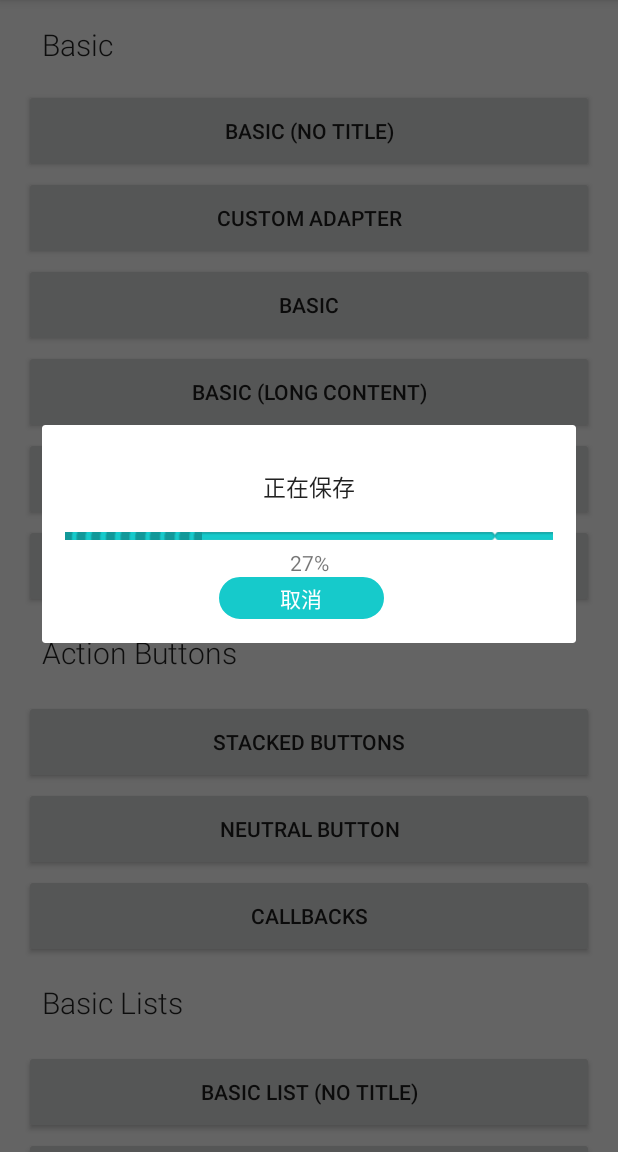
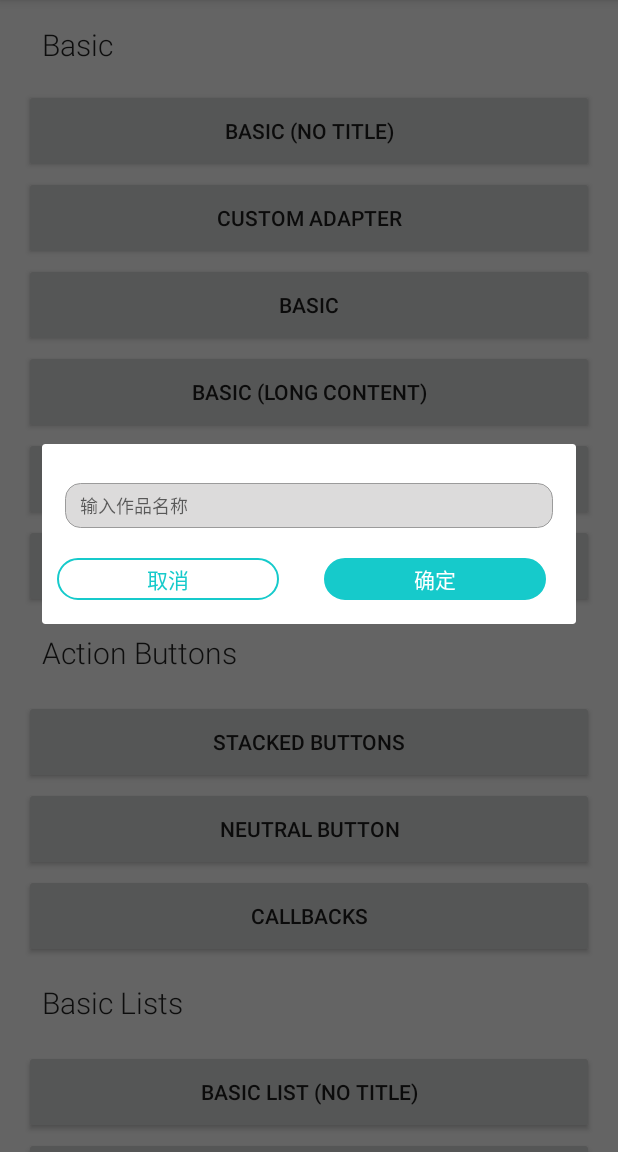
Before and after one commit to gyymz1993/dialogUtils, an Android app: the screen it shows after launch (MainActivity), after a tap on "BASIC (NO TITLE)", on a phone screen of 412 x 824 dp, the part 84-1236 px from its top. Run offline under Robolectric (Android 15) with nearby library versions, the phone set to English and light mode, and no system bars; our stand-ins replace ButterKnife; libraries missing offline, so code that uses them is left out: me.zhanghai.android.

Commit message:
通用diaolog v2.0.2  增加文本输入

```diff
--- a/core/src/main/java/com/afollestad/materialdialogs/DialogInit.java
+++ b/core/src/main/java/com/afollestad/materialdialogs/DialogInit.java
@@ -178,6 +178,14 @@ public class DialogInit {
 
         dialog.tvprogress = dialog.view.findViewById(R.id.id_pro_gress_tv);
         dialog.downloadProgressBar = dialog.view.findViewById(R.id.id_pro_gress);
+
+
+        dialog.editRel = dialog.view.findViewById(R.id.id_ed_ly);
+        dialog.editText = dialog.view.findViewById(R.id.id_ed_content);
+
+        if (builder.isShowEdittext){
+            dialog.editRel.setVisibility(View.VISIBLE);
+        }
 
         //显示自定义进度
         if (builder.isShowDownloadProgress) {
--- a/core/src/main/java/com/afollestad/materialdialogs/OneToucDialog.java
+++ b/core/src/main/java/com/afollestad/materialdialogs/OneToucDialog.java
@@ -41,6 +41,7 @@ import android.widget.FrameLayout;
 import android.widget.ImageView;
 import android.widget.ProgressBar;
 import android.widget.RadioButton;
+import android.widget.RelativeLayout;
 import android.widget.TextView;
 
 import com.afollestad.materialdialogs.internal.MDButton;
@@ -67,6 +68,8 @@ public class OneToucDialog extends DialogBase
     protected ImageView icon;
     protected TextView title;
     protected TextView content;
+    protected RelativeLayout editRel;
+    public EditText editText;
 
 
     /**
@@ -1242,6 +1245,17 @@ public class OneToucDialog extends DialogBase
 
         //设置是否显示自定义进度条
         protected boolean isShowDownloadProgress;
+        //设置是都显示自定义输入文字框
+        protected boolean isShowEdittext;
+
+        public boolean isShowEdittext() {
+            return isShowEdittext;
+        }
+
+        public Builder setShowEdittext(boolean showEdittext) {
+            isShowEdittext = showEdittext;
+            return this;
+        }
 
         public boolean isShowDownloadProgress() {
             return isShowDownloadProgress;
--- a/core/src/main/res/layout/one_touch_comm.xml
+++ b/core/src/main/res/layout/one_touch_comm.xml
@@ -35,6 +35,38 @@
             android:textColor="#000"
             android:textSize="@dimen/md_content_textsize" />
 
+
+
+        <RelativeLayout
+            android:id="@+id/id_ed_ly"
+            android:layout_width="match_parent"
+            android:layout_height="30dp"
+            android:layout_centerInParent="true"
+            android:layout_marginLeft="15dp"
+            android:layout_marginRight="15dp"
+            android:layout_marginTop="10dp"
+            android:background="@drawable/edit_text_style"
+            android:gravity="center"
+            android:visibility="gone"
+            android:layout_marginBottom="20dp"
+            >
+
+            <EditText
+                android:id="@+id/id_ed_content"
+                android:layout_width="match_parent"
+                android:layout_height="match_parent"
+                android:layout_centerInParent="true"
+                android:layout_gravity="center"
+                android:background="@null"
+                android:hint="输入作品名称"
+                android:lines="1"
+                android:textColor="#000"
+                android:textSize="12sp" />
+
+        </RelativeLayout>
+
+
+
         <ProgressBar
             android:id="@+id/md_progress"
             android:layout_width="60dp"
--- a/sample/src/main/java/com/afollestad/materialdialogssample/MainActivity.java
+++ b/sample/src/main/java/com/afollestad/materialdialogssample/MainActivity.java
@@ -104,8 +104,8 @@ public class MainActivity extends AppCompatActivity
         ButterKnife.bind(this);
 
         handler = new Handler();
-       // primaryPreselect = DialogUtils.resolveColor(this, R.attr.colorPrimary);
-      //  accentPreselect = DialogUtils.resolveColor(this, R.attr.colorAccent);
+        // primaryPreselect = DialogUtils.resolveColor(this, R.attr.colorPrimary);
+        //  accentPreselect = DialogUtils.resolveColor(this, R.attr.colorAccent);
     }
 
     @Override
@@ -121,6 +121,7 @@ public class MainActivity extends AppCompatActivity
             thread.interrupt();
         }
     }
+
     @OnClick(R.id.basicNoTitle)
     public void showBasicNoTitle() {
 //    new OneToucDialog.Builder(this)
@@ -131,40 +132,37 @@ public class MainActivity extends AppCompatActivity
 //        Toast.makeText(getApplication(), "确定", Toast.LENGTH_LONG);
 //
 //
-//        new OneToucDialog.Builder(this)
-//                .title("测试而已")
-//                .content(R.string.shareLocationPrompt)
-//                .positiveText("确定").onPositive(new OneToucDialog.SingleButtonCallback() {
-//            @Override
-//            public void onClick(OneToucDialog dialog, DialogAction which) {
-//                Log.e("TAH", "点击确定");
-//            }
-//        })
-//                .negativeText("取消").onNegative(new OneToucDialog.SingleButtonCallback() {
-//            @Override
-//            public void onClick(OneToucDialog dialog, DialogAction which) {
-//                Log.e("TAH", "点击确定");
-//            }
-//        })
-//                .setType(OneToucDialog.Builder.ONE_TOUCH_TYPE)
-//                .cancelable(false).setmWidth(800)
-//                .show();
-
-
-        oneToucDialog = new OneToucDialog.Builder(this)
-                //.content("作品生成中" + "\n" + "不可进行操作")
-                .title("正在保存")
-                .neutralText("取消").onNeutral(new OneToucDialog.SingleButtonCallback() {
+        OneToucDialog build = new OneToucDialog.Builder(this)
+                .positiveText("确定").onPositive(new OneToucDialog.SingleButtonCallback() {
                     @Override
                     public void onClick(OneToucDialog dialog, DialogAction which) {
-                       // OneToucDialog.startQuickProgressTimer(finalOneToucDialog);
+                        Log.e("TAH", "点击确定");
                     }
                 })
-                .setType(OneToucDialog.Builder.ONE_TOUCH_TYPE_DOWNLOAD)
-                .cancelable(false).setShowDownloadProgress(true).setmWidth(800)
-                .show();
-        //OneToucDialog.startProgressTimer(oneToucDialog);
-        OneToucDialog.startOneToucProgressTimer(oneToucDialog,null,100,100);
+                .negativeText("取消").onNegative(new OneToucDialog.SingleButtonCallback() {
+                    @Override
+                    public void onClick(OneToucDialog dialog, DialogAction which) {
+                        Log.e("TAH", "点击确定" + passwordInput.getText().toString());
+                    }
+                })
+                .setType(OneToucDialog.Builder.ONE_TOUCH_TYPE)
+                .cancelable(false).setShowEdittext(true).setmWidth(800).build();
+        passwordInput = build.editText;
+        build.show();
+//        oneToucDialog = new OneToucDialog.Builder(this)
+//                //.content("作品生成中" + "\n" + "不可进行操作")
+//                .title("正在保存")
+//                .neutralText("取消").onNeutral(new OneToucDialog.SingleButtonCallback() {
+//                    @Override
+//                    public void onClick(OneToucDialog dialog, DialogAction which) {
+//                       // OneToucDialog.startQuickProgressTimer(finalOneToucDialog);
+//                    }
+//                })
+//                .setType(OneToucDialog.Builder.ONE_TOUCH_TYPE_DOWNLOAD)
+//                .cancelable(false).setShowDownloadProgress(true).setmWidth(800)
+//                .show();
+//        //OneToucDialog.startProgressTimer(oneToucDialog);
+//        OneToucDialog.startOneToucProgressTimer(oneToucDialog,null,100,100);
 //        OneToucDialog.startQuickProgressTimer(oneToucDialog, new DialogInit.OneTouchPorgressOver() {
 //            @Override
 //            public void onMackOver() {
@@ -186,7 +184,6 @@ public class MainActivity extends AppCompatActivity
 //        }).start();
 
 
-
 //        new OneToucDialog.Builder(this)
 //                .content(R.string.shareLocationPrompt)
 //                .neutralText("确定")
@@ -201,11 +198,12 @@ public class MainActivity extends AppCompatActivity
      * 进度条的dialog
      */
     OneToucDialog oneToucDialog;
-    public void showNewDialog(){
+
+    public void showNewDialog() {
         OneToucDialog.Builder builder = new OneToucDialog.Builder(this);
-        int width = WHD()[0] / 3*2;
+        int width = WHD()[0] / 3 * 2;
         //int height = UIUtils.WHD()[0] / 3;
-        builder.content("正在生成作品"+"\n"+"可能需要X分钟，请耐心等待...");
+        builder.content("正在生成作品" + "\n" + "可能需要X分钟，请耐心等待...");
         oneToucDialog = builder.neutralText("稍后查看").onNeutral(new OneToucDialog.SingleButtonCallback() {
             @Override
             public void onClick(OneToucDialog dialog, DialogAction which) {
@@ -216,24 +214,24 @@ public class MainActivity extends AppCompatActivity
                 .show();
         oneToucDialog.setDownloadProgress(90);
         oneToucDialog.setTvprogress("90%");
-       // OneToucDialog.startProgressTimer(oneToucDialog);
+        // OneToucDialog.startProgressTimer(oneToucDialog);
     }
 
 
     public int[] WHD() {
         DisplayMetrics outMetrics = new DisplayMetrics();
-        @SuppressLint("WrongConstant") WindowManager mm = (WindowManager)this.getSystemService("window");
+        @SuppressLint("WrongConstant") WindowManager mm = (WindowManager) this.getSystemService("window");
         mm.getDefaultDisplay().getMetrics(outMetrics);
-        return new int[]{outMetrics.widthPixels, outMetrics.heightPixels, (int)outMetrics.density};
+        return new int[]{outMetrics.widthPixels, outMetrics.heightPixels, (int) outMetrics.density};
     }
 
 
     @OnClick(R.id.customListItems)
     public void showCustomList() {
-       // OneToucDialog.startQuickProgressTimer(oneToucDialog);
+        // OneToucDialog.startQuickProgressTimer(oneToucDialog);
         //final ButtonItemAdapter adapter = new ButtonItemAdapter(this, R.array.socialNetworks);
 
-        List<String> mList=new ArrayList<>();
+        List<String> mList = new ArrayList<>();
         mList.add("微信支付");
         mList.add("秀米支付");
         final ButtonItemAdapter adapter = new ButtonItemAdapter(mList);
@@ -275,10 +273,10 @@ public class MainActivity extends AppCompatActivity
 //                .positiveText(R.string.agree)
 //                .negativeText(R.string.disagree)
 //                .show();
-       // showNewDialog();
+        // showNewDialog();
 
         new OneToucDialog.Builder(this)
-                .customView(R.layout.custom_vip_dialog,false)
+                .customView(R.layout.custom_vip_dialog, false)
                 .setmWidth(500)
                 .setmHeight(500)
                 .show();
```
